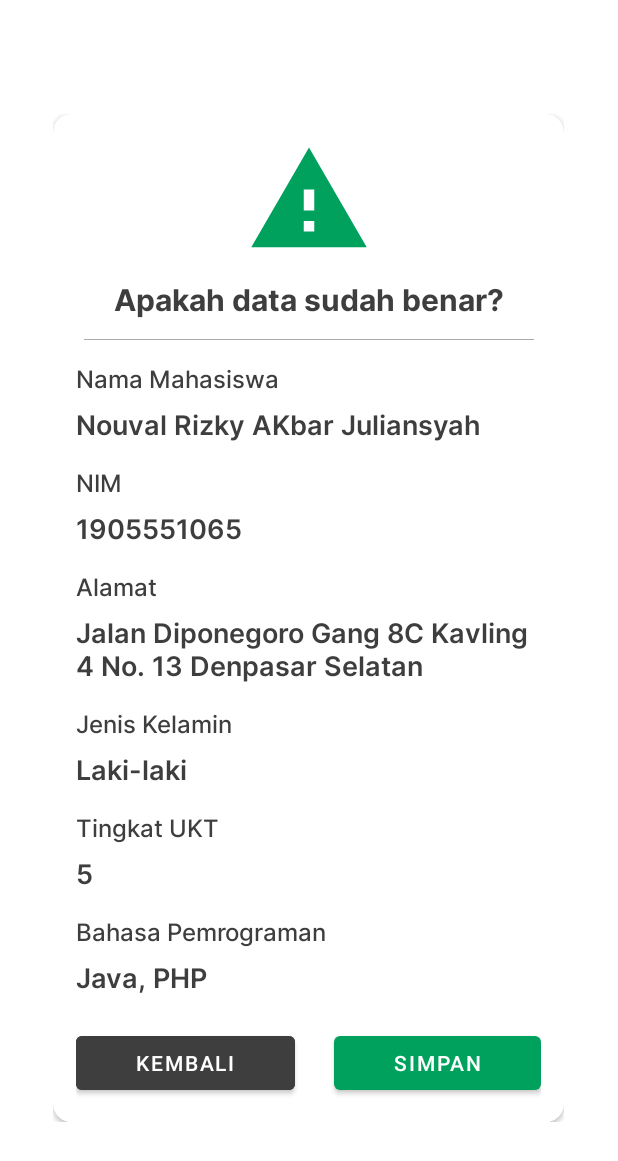
After one commit to nouvalrizky/AplikasiDataMahasiswa, an Android app: the layout custom_dialog.xml on its own in the app's theme, with its tools: preview values and no code run, on a phone screen of 412 x 824 dp. The commit adds this screen. Shown: the top 1161 px of the screen. Run offline under Robolectric (Android 15) with nearby library versions, the phone set to English and light mode, and no system bars.

Commit message:
Add Custom Alert Dialog, Retain SavedInstanced, Fixing Layout Form

```diff
--- a/app/src/main/AndroidManifest.xml
+++ b/app/src/main/AndroidManifest.xml
@@ -14,6 +14,7 @@
             android:exported="true" />
         <activity
             android:name=".HomeActivity"
+            android:configChanges="orientation|screenSize"
             android:exported="true">
             <intent-filter>
                 <action android:name="android.intent.action.MAIN" />
--- a/app/src/main/java/com/example/aplikasidatamahasiswa/HomeActivity.java
+++ b/app/src/main/java/com/example/aplikasidatamahasiswa/HomeActivity.java
@@ -24,6 +24,7 @@ public class HomeActivity extends AppCompatActivity {
 		super.onCreate(savedInstanceState);
 		setContentView(R.layout.activity_home);
 
+
 		bottomNavigationView = findViewById(R.id.BottomNavView);
 		bottomNavigationView.setOnNavigationItemSelectedListener(navListener);
 
@@ -38,6 +39,7 @@ public class HomeActivity extends AppCompatActivity {
 				finish();
 			}
 		});
+
 
 	}
 
--- /dev/null
+++ b/app/src/main/res/drawable/ic_baseline_warning_24.xml
@@ -0,0 +1,10 @@
+<vector xmlns:android="http://schemas.android.com/apk/res/android"
+    android:width="24dp"
+    android:height="24dp"
+    android:viewportWidth="24"
+    android:viewportHeight="24"
+    android:tint="?attr/colorControlNormal">
+  <path
+      android:fillColor="@android:color/white"
+      android:pathData="M1,21h22L12,2 1,21zM13,18h-2v-2h2v2zM13,14h-2v-4h2v4z"/>
+</vector>
--- a/app/src/main/res/drawable/radius_box.xml
+++ b/app/src/main/res/drawable/radius_box.xml
@@ -3,4 +3,7 @@
     <solid android:color="#FFFFFF"/>
     <corners android:topLeftRadius="10dp" android:topRightRadius="10dp"
         android:bottomLeftRadius="10dp" android:bottomRightRadius="10dp"/>
+
+    <stroke android:width="2dp"
+        android:color="@color/blue_primary" />
 </shape>
--- /dev/null
+++ b/app/src/main/res/layout/custom_dialog.xml
@@ -0,0 +1,226 @@
+<?xml version="1.0" encoding="utf-8"?>
+<androidx.constraintlayout.widget.ConstraintLayout xmlns:android="http://schemas.android.com/apk/res/android"
+    android:layout_width="wrap_content"
+    android:layout_height="wrap_content"
+    android:layout_gravity="center"
+    xmlns:app="http://schemas.android.com/apk/res-auto">
+
+    <androidx.cardview.widget.CardView
+        android:layout_width="match_parent"
+        android:layout_height="match_parent"
+        app:cardCornerRadius="12dp">
+
+        <androidx.constraintlayout.widget.ConstraintLayout
+            android:layout_width="match_parent"
+            android:padding="15dp"
+            android:layout_height="match_parent">
+
+            <ImageView
+                android:id="@+id/iconWarning"
+                android:layout_width="84dp"
+                android:layout_height="84dp"
+                android:src="@drawable/ic_baseline_warning_24"
+                app:layout_constraintEnd_toEndOf="parent"
+                app:layout_constraintStart_toStartOf="parent"
+                app:layout_constraintTop_toTopOf="parent"
+                app:tint="@color/blue_primary" />
+
+            <TextView
+                android:id="@+id/judulWarning"
+                android:layout_width="wrap_content"
+                android:layout_height="wrap_content"
+                android:text="Apakah data sudah benar?"
+                android:layout_marginTop="10dp"
+                android:fontFamily="@font/bold"
+                android:textColor="@color/dark_grey"
+                android:textSize="20sp"
+                app:layout_constraintEnd_toEndOf="parent"
+                app:layout_constraintStart_toStartOf="parent"
+                app:layout_constraintTop_toBottomOf="@+id/iconWarning" />
+
+            <View
+                android:id="@+id/lineWarning"
+                android:layout_width="300dp"
+                android:layout_height="0.6dp"
+                android:layout_marginTop="12dp"
+                android:background="@android:color/darker_gray"
+                app:layout_constraintEnd_toEndOf="parent"
+                app:layout_constraintStart_toStartOf="parent"
+                app:layout_constraintTop_toBottomOf="@id/judulWarning" />
+
+            <TextView
+                android:id="@+id/judulNamaDialog"
+                android:layout_width="wrap_content"
+                android:layout_height="wrap_content"
+                android:text="Nama Mahasiswa"
+                android:layout_marginTop="14dp"
+                android:fontFamily="@font/medium"
+                android:textColor="@color/dark_grey"
+                android:textSize="16sp"
+                app:layout_constraintStart_toStartOf="parent"
+                app:layout_constraintTop_toBottomOf="@+id/lineWarning" />
+
+            <TextView
+                android:id="@+id/NamaDialog"
+                android:layout_width="wrap_content"
+                android:layout_height="wrap_content"
+                android:text="Nouval Rizky AKbar Juliansyah"
+                android:layout_marginTop="6dp"
+                android:fontFamily="@font/semibold"
+                android:textColor="@color/dark_grey"
+                android:textSize="18sp"
+                app:layout_constraintStart_toStartOf="parent"
+                app:layout_constraintTop_toBottomOf="@+id/judulNamaDialog" />
+
+            <TextView
+                android:id="@+id/judulNIMDialog"
+                android:layout_width="wrap_content"
+                android:layout_height="wrap_content"
+                android:text="NIM"
+                android:layout_marginTop="14dp"
+                android:fontFamily="@font/medium"
+                android:textColor="@color/dark_grey"
+                android:textSize="16sp"
+                app:layout_constraintStart_toStartOf="parent"
+                app:layout_constraintTop_toBottomOf="@+id/NamaDialog" />
+
+            <TextView
+                android:id="@+id/NIMDialog"
+                android:layout_width="wrap_content"
+                android:layout_height="wrap_content"
+                android:text="1905551065"
+                android:layout_marginTop="6dp"
+                android:fontFamily="@font/semibold"
+                android:textColor="@color/dark_grey"
+                android:textSize="18sp"
+                app:layout_constraintStart_toStartOf="parent"
+                app:layout_constraintTop_toBottomOf="@+id/judulNIMDialog" />
+
+            <TextView
+                android:id="@+id/judulAlamatDialog"
+                android:layout_width="wrap_content"
+                android:layout_height="wrap_content"
+                android:text="Alamat"
+                android:layout_marginTop="14dp"
+                android:fontFamily="@font/medium"
+                android:textColor="@color/dark_grey"
+                android:textSize="16sp"
+                app:layout_constraintStart_toStartOf="parent"
+                app:layout_constraintTop_toBottomOf="@+id/NIMDialog" />
+
+            <TextView
+                android:id="@+id/AlamatDialog"
+                android:layout_width="310dp"
+                android:layout_height="wrap_content"
+                android:text="Jalan Diponegoro Gang 8C Kavling 4 No. 13 Denpasar Selatan"
+                android:layout_marginTop="6dp"
+                android:fontFamily="@font/semibold"
+                android:textColor="@color/dark_grey"
+                android:textSize="18sp"
+                app:layout_constraintStart_toStartOf="parent"
+                app:layout_constraintTop_toBottomOf="@+id/judulAlamatDialog" />
+
+            <TextView
+                android:id="@+id/judulKelaminDialog"
+                android:layout_width="wrap_content"
+                android:layout_height="wrap_content"
+                android:text="Jenis Kelamin"
+                android:layout_marginTop="14dp"
+                android:fontFamily="@font/medium"
+                android:textColor="@color/dark_grey"
+                android:textSize="16sp"
+                app:layout_constraintStart_toStartOf="parent"
+                app:layout_constraintTop_toBottomOf="@+id/AlamatDialog" />
+
+            <TextView
+                android:id="@+id/KelaminDialog"
+                android:layout_width="wrap_content"
+                android:layout_height="wrap_content"
+                android:text="Laki-laki"
+                android:layout_marginTop="6dp"
+                android:fontFamily="@font/semibold"
+                android:textColor="@color/dark_grey"
+                android:textSize="18sp"
+                app:layout_constraintStart_toStartOf="parent"
+                app:layout_constraintTop_toBottomOf="@+id/judulKelaminDialog" />
+
+            <TextView
+                android:id="@+id/judulUKTDialog"
+                android:layout_width="wrap_content"
+                android:layout_height="wrap_content"
+                android:text="Tingkat UKT"
+                android:layout_marginTop="14dp"
+                android:fontFamily="@font/medium"
+                android:textColor="@color/dark_grey"
+                android:textSize="16sp"
+                app:layout_constraintStart_toStartOf="parent"
+                app:layout_constraintTop_toBottomOf="@+id/KelaminDialog" />
+
+            <TextView
+                android:id="@+id/UKTDialog"
+                android:layout_width="wrap_content"
+                android:layout_height="wrap_content"
+                android:text="5"
+                android:layout_marginTop="6dp"
+                android:fontFamily="@font/semibold"
+                android:textColor="@color/dark_grey"
+                android:textSize="18sp"
+                app:layout_constraintStart_toStartOf="parent"
+                app:layout_constraintTop_toBottomOf="@+id/judulUKTDialog" />
+
+            <TextView
+                android:id="@+id/judulBahasaDialog"
+                android:layout_width="wrap_content"
+                android:layout_height="wrap_content"
+                android:text="Bahasa Pemrograman"
+                android:layout_marginTop="14dp"
+                android:fontFamily="@font/medium"
+                android:textColor="@color/dark_grey"
+                android:textSize="16sp"
+                app:layout_constraintStart_toStartOf="parent"
+                app:layout_constraintTop_toBottomOf="@+id/UKTDialog" />
+
+            <TextView
+                android:id="@+id/BahasaDialog"
+                android:layout_width="wrap_content"
+                android:layout_height="wrap_content"
+                android:layout_marginTop="6dp"
+                android:fontFamily="@font/semibold"
+                android:text="Java, PHP"
+                android:textColor="@color/dark_grey"
+                android:textSize="18sp"
+                app:layout_constraintStart_toStartOf="parent"
+                app:layout_constraintTop_toBottomOf="@+id/judulBahasaDialog" />
+
+            <Button
+                android:id="@+id/buttonKembaliDialog"
+                android:layout_width="wrap_content"
+                android:layout_height="wrap_content"
+                android:paddingHorizontal="40dp"
+                android:layout_marginTop="20dp"
+                android:backgroundTint="@color/dark_grey"
+                android:text="Kembali"
+                app:layout_constraintStart_toStartOf="parent"
+                app:layout_constraintTop_toBottomOf="@+id/BahasaDialog" />
+
+            <Button
+                android:id="@+id/buttonSimpanDialog"
+                android:layout_width="wrap_content"
+                android:layout_height="wrap_content"
+                android:layout_marginTop="20dp"
+                android:paddingHorizontal="40dp"
+                android:text="Simpan"
+                app:layout_constraintEnd_toEndOf="parent"
+                app:layout_constraintTop_toBottomOf="@+id/BahasaDialog" />
+
+
+
+
+
+
+        </androidx.constraintlayout.widget.ConstraintLayout>
+
+    </androidx.cardview.widget.CardView>
+
+
+</androidx.constraintlayout.widget.ConstraintLayout>
--- a/app/src/main/res/values/colors.xml
+++ b/app/src/main/res/values/colors.xml
@@ -11,5 +11,7 @@
     <color name="white">#FFFFFFFF</color>
     <color name="light_grey">#DBDBDB</color>
     <color name="blue_primary">#00A15D</color>
+    <color name="yellow_warning">#FFF200</color>
     <color name="main_bg">#F5F7FB</color>
+
 </resources>
```
Also changed, not shown: app/src/main/java/com/example/aplikasidatamahasiswa/FormActivity.java (+54 -1 lines), app/src/main/java/com/example/aplikasidatamahasiswa/HomeFragment.java (+5 -3 lines), app/src/main/java/com/example/aplikasidatamahasiswa/UpdateActivity.java (+53 -1 lines), app/src/main/res/layout/activity_main.xml (+12 -9 lines), app/src/main/res/layout/activity_update.xml (+12 -9 lines).
